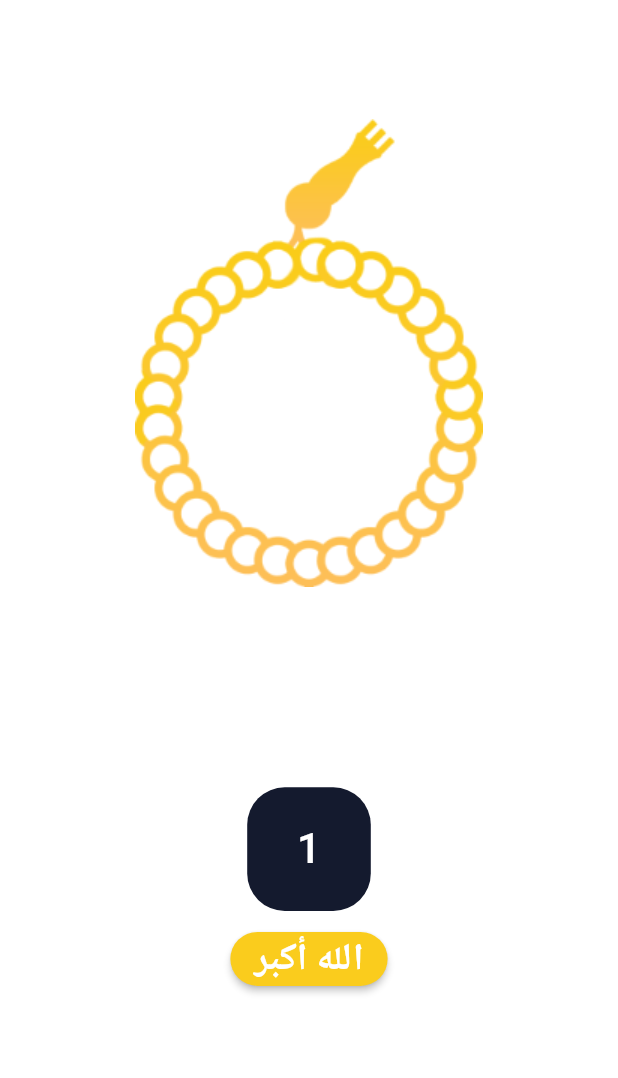
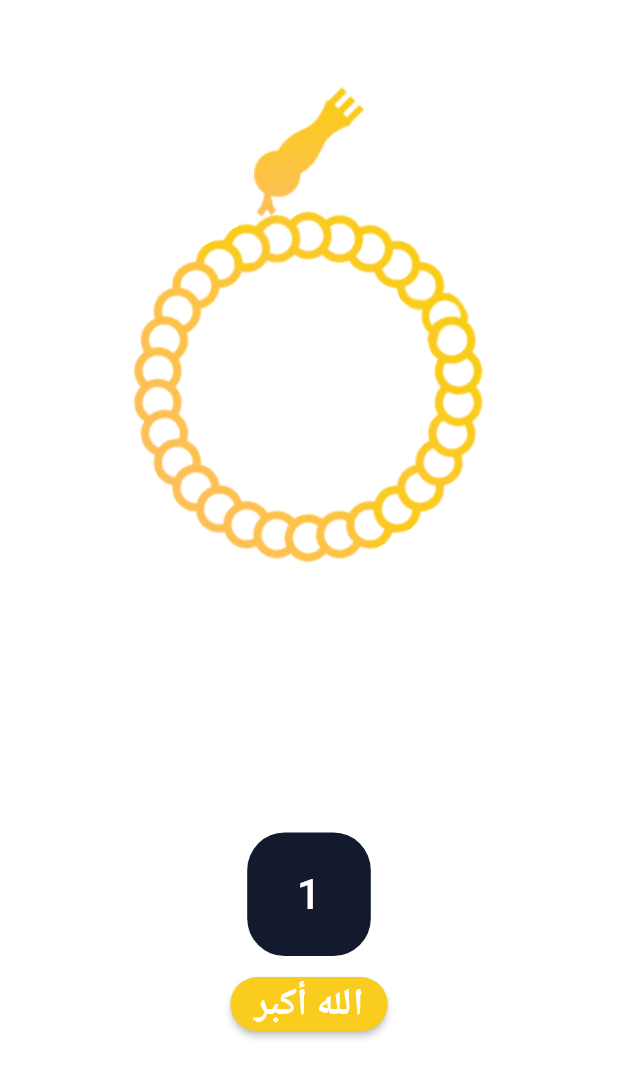
Before and after one commit to Arkane158/islami-app, a Flutter app: the SebhaTab widget shown alone on an empty page, opened directly, after a tap on "الله أكبر", on a phone screen of 412 x 824 dp. Shown: the top 1078 px of the screen. Run offline on Flutter 3.47's test engine with Material 2 defaults, Android fonts, the phone set to English and light mode, and no system bars; generated files the repository leaves out were written again.

Commit message:
editing sebha tab

```diff
--- a/lib/sebha/sebha.dart
+++ b/lib/sebha/sebha.dart
@@ -1,6 +1,7 @@
 import 'package:flutter/material.dart';
 import 'package:islami/providers/settings_providers.dart';
 import 'package:provider/provider.dart';
+import 'dart:math' as maths;
 
 class SebhaTab extends StatefulWidget {
   const SebhaTab({super.key});
@@ -10,9 +11,15 @@ class SebhaTab extends StatefulWidget {
 }
 
 class _SebhaState extends State<SebhaTab> {
+  double angle = 0;
   static int tasbeh = 0;
-  static int showinTasbeh = 0;
-  static String tasbeha = "الله أكبر";
+  int index = 0;
+  static List<String> tasbeha = [
+    "الله أكبر",
+    "سبحان الله",
+    "الحمدلله",
+    "لا إاله إلا الله"
+  ];
 
   @override
   Widget build(BuildContext context) {
@@ -20,19 +27,37 @@ class _SebhaState extends State<SebhaTab> {
     return Column(
       children: [
         Expanded(
-            flex: 4,
+            flex: 5,
             child: Center(
-              child: Image.asset(
-                  settingsProvider.currentTheme == ThemeMode.light
-                      ? 'assets/images/sebha_image.png'
-                      : 'assets/images/sebha_image_dark.png'),
+              child: Stack(
+                alignment: Alignment.topCenter,
+                children: [
+                  Image.asset(settingsProvider.currentTheme == ThemeMode.light
+                      ? 'assets/images/head_of_seb7a.png'
+                      : 'assets/images/head_of_seb7a_dark.png'),
+                  GestureDetector(
+                    onTap: tasbehfun,
+                    child: Transform.rotate(
+                      angle: maths.pi / 100 * angle,
+                      child: Padding(
+                        padding: EdgeInsets.all(
+                            MediaQuery.of(context).size.height * .1),
+                        child: Image.asset(
+                            settingsProvider.currentTheme == ThemeMode.light
+                                ? 'assets/images/body_of_seb7a.png'
+                                : 'assets/images/body_of_seb7a_dark.png'),
+                      ),
+                    ),
+                  )
+                ],
+              ),
             )),
         Expanded(
           flex: 3,
           child: Column(
             children: [
               Padding(
-                padding: const EdgeInsets.all(8),
+                padding: const EdgeInsets.all(1),
                 child: Text(
                   'عدد التسبيحات ',
                   style: Theme.of(context).textTheme.titleLarge,
@@ -47,7 +72,7 @@ class _SebhaState extends State<SebhaTab> {
                 ),
                 child: Center(
                     child: Text(
-                  '$showinTasbeh',
+                  '$tasbeh',
                   style: Theme.of(context).textTheme.titleLarge,
                 )),
               ),
@@ -58,28 +83,9 @@ class _SebhaState extends State<SebhaTab> {
                       backgroundColor: Theme.of(context).colorScheme.secondary,
                       shape: RoundedRectangleBorder(
                           borderRadius: BorderRadius.circular(25))),
-                  onPressed: () {
-                    setState(() {
-                      if (showinTasbeh == 33) {
-                        showinTasbeh = 0;
-                      }
-                      if (tasbeh >= 33 && tasbeh < 66) {
-                        tasbeha = 'سبحان الله';
-                      } else if (tasbeh >= 66 && tasbeh < 99) {
-                        tasbeha = 'الحمدلله';
-                      } else if (tasbeh == 99) {
-                        tasbeha = 'لا إاله إالا الله';
-                        tasbeh = 0;
-                        showinTasbeh = 0;
-                      } else if (tasbeh < 33) {
-                        tasbeha = 'الله أكبر';
-                      }
-                      tasbeh++;
-                      showinTasbeh++;
-                    });
-                  },
+                  onPressed: tasbehfun,
                   child: Text(
-                    tasbeha,
+                    tasbeha[index],
                     style: const TextStyle(
                         fontSize: 25, fontWeight: FontWeight.bold),
                   ),
@@ -91,4 +97,18 @@ class _SebhaState extends State<SebhaTab> {
       ],
     );
   }
+
+  void tasbehfun() {
+    setState(() {
+      tasbeh++;
+      angle += 100 / 3;
+      if (tasbeh % 34 == 0) {
+        index++;
+        tasbeh = 0;
+      }
+      if (index == tasbeha.length) {
+        index = 0;
+      }
+    });
+  }
 }
```
Also changed, not shown: assets/images/body_of_seb7a.png (added), assets/images/body_of_seb7a_dark.png (added), assets/images/head_of_seb7a.png (added), assets/images/head_of_seb7a_dark.png (added), assets/images/sebha_image.png (deleted), assets/images/sebha_image_dark.png (deleted).
